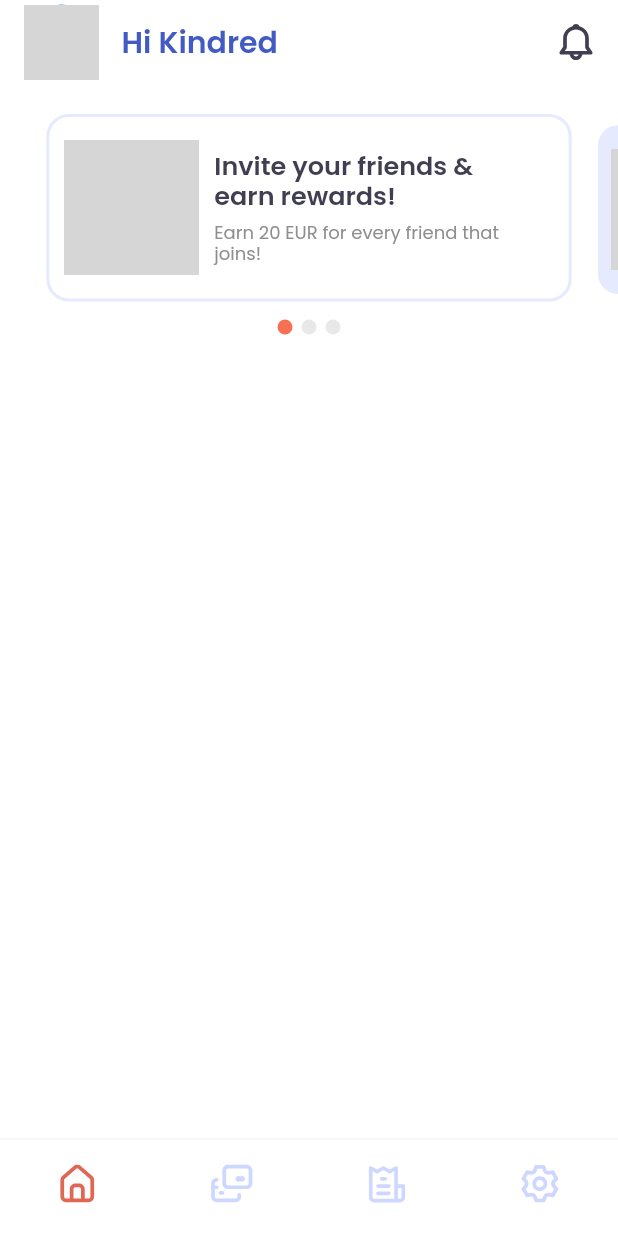
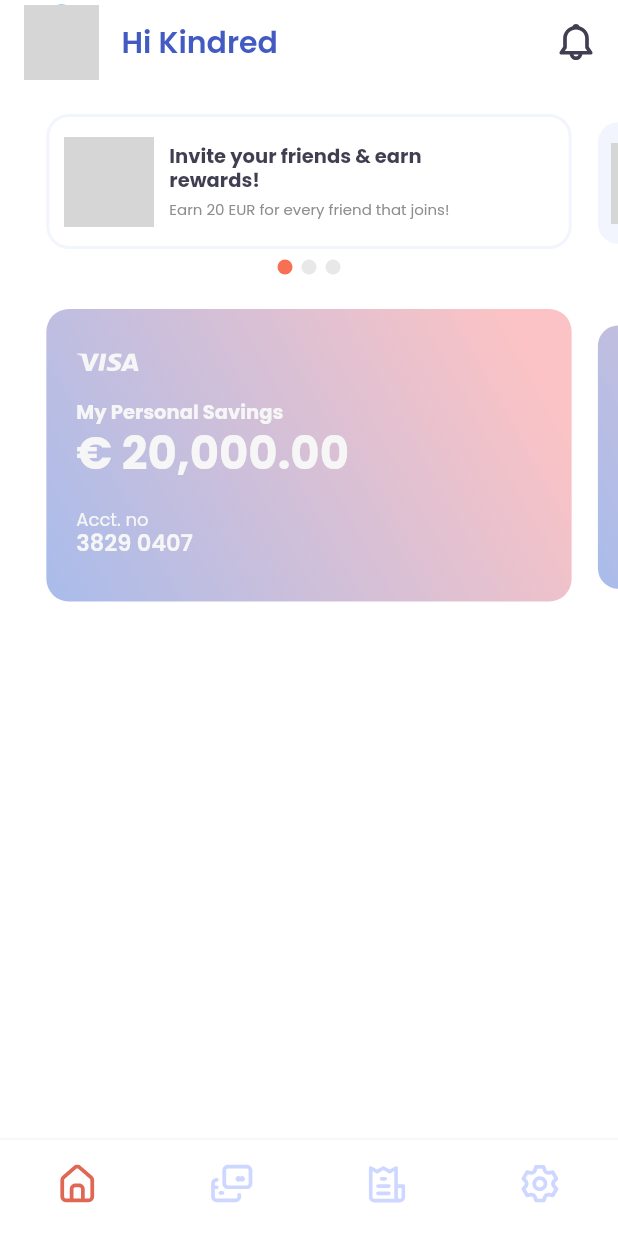
Before and after one commit to kin-mynthone/mynthone, a Flutter app: the SelectAccountView screen opened by its route, after a tap on "Account 1", on a phone screen of 412 x 824 dp. Run offline on Flutter 3.47's test engine with Material 3 defaults, Android fonts, the phone set to English and light mode, and no system bars; drawn by our look-alikes of card_swiper, flutter_inner_drawer; our stand-ins replace cloud_firestore, device_preview, firebase_auth, firebase_core, flutter_dotenv, flutter_form_builder and 10 more; missing offline and left inert: fl_country_code_picker; accounts and stored records are empty; network calls fail; grey boxes are pictures that could not be loaded.

Commit message:
add debit cards

```diff
--- a/lib/app/features/home/controllers/home_controller.dart
+++ b/lib/app/features/home/controllers/home_controller.dart
@@ -1,4 +1,5 @@
 import 'package:get/get.dart';
+import 'package:mynthone/app/models/debit_model.dart';
 
 import '../../../models/announcement_model.dart';
 
@@ -17,20 +18,24 @@ class HomeController extends GetxController {
   final _announcement = <Announcement>[].obs;
   List<Announcement> get announcement => _announcement;
 
+  final _debitCards = <DebitCards>[].obs;
+  List<DebitCards> get debitCards => _debitCards;
+
   String get currentState =>
       'HomeController(status: ${_status.value},  errorMessage: ${_errorMessage.value}, )';
 
   @override
   void onInit() {
     super.onInit();
-    _fetchAnnouncement();
+    _fetchAnnouncements();
+    _fetchDebitCards();
   }
 
-  Future<void> _fetchAnnouncement() async {
+  Future<void> _fetchAnnouncements() async {
     _status.value = HomeStatus.loading;
     try {
       await Future.delayed(const Duration(seconds: 1));
-      final eventsFromServer = [
+      final announcementFromServer = [
         Announcement(
             id: '1',
             title: 'Invite your friends & earn rewards!',
@@ -47,7 +52,61 @@ class HomeController extends GetxController {
             description: 'Earn 20 EUR for every friend that joins!',
             imageUrl: ''),
       ];
-      _announcement.value = eventsFromServer;
+      _announcement.value = announcementFromServer;
+      _status.value = HomeStatus.succeeded;
+    } catch (e) {
+      _errorMessage.value = 'Error description here';
+      _status.value = HomeStatus.error;
+    }
+  }
+
+  Future<void> _fetchDebitCards() async {
+    _status.value = HomeStatus.loading;
+    try {
+      await Future.delayed(const Duration(seconds: 1));
+      final debitCardsFromServer = [
+        DebitCards(
+          id: '1',
+          cardName: 'My Personal Savings',
+          accountNumber: '3829 0407',
+          currency: '€',
+          amount: '20,000.00',
+          iconUrl: '',
+          validity: '07/27',
+          cvv: '124',
+        ),
+        DebitCards(
+          id: '2',
+          cardName: 'My Personal Savings',
+          accountNumber: '3829 0407',
+          currency: '€',
+          amount: '20,000.00',
+          iconUrl: '',
+          validity: '07/27',
+          cvv: '124',
+        ),
+        DebitCards(
+          id: '3',
+          cardName: 'My Personal Savings',
+          accountNumber: '3829 0407',
+          currency: '€',
+          amount: '20,000.00',
+          iconUrl: '',
+          validity: '07/27',
+          cvv: '124',
+        ),
+        DebitCards(
+          id: '4',
+          cardName: 'My Personal Savings',
+          accountNumber: '3829 0407',
+          currency: '€',
+          amount: '20,000.00',
+          iconUrl: '',
+          validity: '07/27',
+          cvv: '124',
+        ),
+      ];
+      _debitCards.value = debitCardsFromServer;
       _status.value = HomeStatus.succeeded;
     } catch (e) {
       _errorMessage.value = 'Error description here';
--- a/lib/app/features/home/views/home_view.dart
+++ b/lib/app/features/home/views/home_view.dart
@@ -12,7 +12,8 @@ import '../../../themes/app_colors.dart';
 import '../../../widgets/custom_text_widget.dart';
 import '../controllers/home_controller.dart';
 
-part '../widgets/announcement_widget.dart';
+part '../widgets/announcement_list_widget.dart';
+part '../widgets/cards_list_widget.dart';
 
 class HomeView extends GetView<HomeController> {
   const HomeView({super.key});
@@ -38,7 +39,8 @@ class HomeView extends GetView<HomeController> {
           mainAxisAlignment: MainAxisAlignment.start,
           crossAxisAlignment: CrossAxisAlignment.center,
           children: [
-            _AnnouncementWidget(),
+            _AnnouncementListWidget(),
+            _CardsListWidget(),
           ],
         ),
       ),
--- a/lib/app/features/home/widgets/announcement_widget.dart
+++ b/lib/app/features/home/widgets/announcement_list_widget.dart
@@ -1,7 +1,7 @@
 part of '../views/home_view.dart';
 
-class _AnnouncementWidget extends GetView<HomeController> {
-  const _AnnouncementWidget();
+class _AnnouncementListWidget extends GetView<HomeController> {
+  const _AnnouncementListWidget();
 
   @override
   Widget build(BuildContext context) {
@@ -9,7 +9,7 @@ class _AnnouncementWidget extends GetView<HomeController> {
       () => Padding(
         padding: const EdgeInsets.symmetric(vertical: 20),
         child: SizedBox(
-          height: 150,
+          height: 110,
           child: Swiper(
             itemBuilder: (BuildContext context, int index) {
               return _AnnouncementCardWidget(
@@ -17,12 +17,11 @@ class _AnnouncementWidget extends GetView<HomeController> {
               );
             },
             itemCount: controller.announcement.length,
-            autoplay: true,
             loop: false,
             viewportFraction: 0.85,
             scale: 0.9,
             pagination: const SwiperPagination(
-              margin: EdgeInsets.only(top: 100),
+              margin: EdgeInsets.only(top: 90),
               builder: DotSwiperPaginationBuilder(
                 color: AppColors.hE8E8E8,
                 activeColor: AppColors.hF87054,
@@ -44,7 +43,7 @@ class _AnnouncementCardWidget extends GetView<HomeController> {
   Widget build(BuildContext context) {
     final announcement = controller.announcement[index];
     return Padding(
-      padding: const EdgeInsets.only(bottom: 25),
+      padding: const EdgeInsets.only(bottom: 20),
       child: Container(
         padding: const EdgeInsets.symmetric(horizontal: 10),
         decoration: index == 0
@@ -52,19 +51,19 @@ class _AnnouncementCardWidget extends GetView<HomeController> {
                 color: Colors.white,
                 borderRadius: BorderRadius.circular(15),
                 border: Border.all(
-                  color: AppColors.hE5EAFF,
+                  color: AppColors.hF2F4FE,
                   width: 2,
                 ),
               )
             : BoxDecoration(
-                color: AppColors.hE5EAFF,
+                color: AppColors.hF2F4FE,
                 borderRadius: BorderRadius.circular(15),
               ),
         child: Row(
           children: [
             SizedBox(
-              height: 90,
-              width: 90,
+              height: 60,
+              width: 60,
               child: Image.network(
                 'https://firebasestorage.googleapis.com/v0/b/mynthone-dev.appspot.com/o/gift.png?alt=media&token=4abad1fe-9675-4bb1-a76c-dd3be63521d0', // Replace with your actual image URL
                 loadingBuilder: (BuildContext context, Widget child,
@@ -86,7 +85,7 @@ class _AnnouncementCardWidget extends GetView<HomeController> {
               width: 10,
             ),
             SizedBox(
-              width: 210,
+              width: 230,
               child: Column(
                 mainAxisAlignment: MainAxisAlignment.center,
                 crossAxisAlignment: CrossAxisAlignment.start,
@@ -94,17 +93,17 @@ class _AnnouncementCardWidget extends GetView<HomeController> {
                   CustomTextWidget(
                     text: announcement.title,
                     color: AppColors.h403E51,
-                    fontWeight: FontWeight.w600,
-                    fontSize: 17,
+                    fontWeight: FontWeight.w700,
+                    fontSize: 13,
                   ),
                   const SizedBox(
-                    height: 8,
+                    height: 5,
                   ),
                   CustomTextWidget(
                     text: announcement.description,
                     color: AppColors.h8E8E8E,
                     fontWeight: FontWeight.normal,
-                    fontSize: 12,
+                    fontSize: 10,
                   ),
                 ],
               ),
--- /dev/null
+++ b/lib/app/features/home/widgets/cards_list_widget.dart
@@ -0,0 +1,109 @@
+part of '../views/home_view.dart';
+
+class _CardsListWidget extends GetView<HomeController> {
+  const _CardsListWidget();
+
+  @override
+  Widget build(BuildContext context) {
+    return Obx(
+      () => SizedBox(
+        height: 220,
+        child: Swiper(
+          itemBuilder: (BuildContext context, int index) {
+            return _CardsWidget(
+              index: index,
+            );
+          },
+          itemCount: controller.debitCards.length,
+          viewportFraction: 0.85,
+          loop: false,
+          scale: 0.9,
+          onTap: (index) {},
+        ),
+      ),
+    );
+  }
+}
+
+class _CardsWidget extends GetView<HomeController> {
+  final int index;
+  const _CardsWidget({required this.index});
+
+  @override
+  Widget build(BuildContext context) {
+    final debitCards = controller.debitCards[index];
+    return Padding(
+      padding: const EdgeInsets.only(bottom: 25),
+      child: Container(
+        padding: const EdgeInsets.symmetric(horizontal: 20),
+        decoration: BoxDecoration(
+          gradient: LinearGradient(
+              begin: Alignment.topRight,
+              end: Alignment.bottomLeft,
+              colors: [
+                Color(int.parse(0xFFFBC3C5.toString())),
+                Color(int.parse(0xFFA9BCEB.toString())),
+              ],
+              stops: const [
+                0.1,
+                1
+              ]),
+          borderRadius: BorderRadius.circular(15),
+        ),
+        child: Column(
+          mainAxisAlignment: MainAxisAlignment.center,
+          crossAxisAlignment: CrossAxisAlignment.start,
+          children: [
+            SvgPicture.asset(
+              AssetPath.visa,
+              colorFilter: const ColorFilter.mode(
+                AppColors.hF6F6F6,
+                BlendMode.modulate, // Blend mode
+              ),
+              height: 12,
+            ),
+            const SizedBox(
+              height: 20,
+            ),
+            SizedBox(
+              width: 210,
+              child: Column(
+                mainAxisAlignment: MainAxisAlignment.center,
+                crossAxisAlignment: CrossAxisAlignment.start,
+                children: [
+                  CustomTextWidget(
+                    text: debitCards.cardName,
+                    color: AppColors.hF6F6F6,
+                    fontWeight: FontWeight.w700,
+                    fontSize: 13,
+                  ),
+                  CustomTextWidget(
+                    text: '${debitCards.currency} ${debitCards.amount}',
+                    color: AppColors.hF6F6F6,
+                    fontWeight: FontWeight.w700,
+                    fontSize: 30,
+                  ),
+                  const SizedBox(
+                    height: 20,
+                  ),
+                  const CustomTextWidget(
+                    text: 'Acct. no',
+                    color: AppColors.hF6F6F6,
+                    fontWeight: FontWeight.normal,
+                    fontSize: 12,
+                  ),
+                  CustomTextWidget(
+                    text: debitCards.accountNumber,
+                    color: AppColors.hF6F6F6,
+                    fontWeight: FontWeight.w600,
+                    fontSize: 15,
+                  ),
+                ],
+              ),
+            ),
+          ],
+        ),
+      ),
+    );
+  }
+}
--- a/lib/app/helpers/asset_path_helper.dart
+++ b/lib/app/helpers/asset_path_helper.dart
@@ -7,6 +7,8 @@ class AssetPath {
   static const eyeSlash = '$_imageSvgPath/eye_slash.svg';
   static const verified = '$_imageSvgPath/verified.svg';
   static const notification = '$_imageSvgPath/notification.svg';
+  static const visa = '$_imageSvgPath/visa.svg';
+  static const flip = '$_imageSvgPath/flip.svg';
 
   // Introduction
   static const introBg = '$_imageMainPath/intro_bg.png';
--- /dev/null
+++ b/lib/app/models/debit_model.dart
@@ -0,0 +1,50 @@
+class DebitCards {
+  final String id;
+  final String cardName;
+  final String accountNumber;
+  final String currency;
+  final String amount;
+  final String iconUrl;
+  final String validity;
+  final String cvv;
+
+  DebitCards({
+    required this.id,
+    required this.cardName,
+    required this.accountNumber,
+    required this.currency,
+    required this.amount,
+    required this.iconUrl,
+    required this.validity,
+    required this.cvv,
+  });
+
+  Map<String, dynamic> toMap() {
+    return <String, dynamic>{
+      'id': id,
+      'cardName': cardName,
+      'accountNumber': accountNumber,
+      'currency': currency,
+      'amount': amount,
+      'validity': validity,
+      'cvv': cvv,
+    };
+  }
+
+  factory DebitCards.fromMap(Map<String, dynamic> map) {
+    return DebitCards(
+      id: map['id'] as String,
+      cardName: map['name'] as String,
+      accountNumber: map['accountNumber'] as String,
+      currency: map['currency'] as String,
+      amount: map['amount'] as String,
+      iconUrl: map['iconUrl'] as String,
+      validity: map['validity'] as String,
+      cvv: map['cvv'] as String,
+    );
+  }
+
+  @override
+  String toString() =>
+      'Event(id: $id, name: $cardName, accountNumber: $accountNumber, currency: $currency, amount: $amount, iconUrl: $iconUrl, validity: $validity, cvv: $cvv)';
+}
--- a/lib/app/themes/app_colors.dart
+++ b/lib/app/themes/app_colors.dart
@@ -13,6 +13,7 @@ class AppColors {
   static const Color hBDBDBD = Color(0xFFBDBDBD); //inputForm label
   static const Color hD0D0D0 = Color(0xFFD0D0D0); //inputForm border
   static const Color hE8E8E8 = Color(0xFFE8E8E8); //page indicator
+  static const Color hF2F4FE = Color(0xFFF2F4FE); //announcement cards
 
   static const Color hF05C5C = Color(0xFFF05C5C); //negative
   static const Color h7CD0AD = Color(0xFF7CD0AD); //positive
```
Also changed, not shown: assets/svg/flip.svg (added), assets/svg/visa.svg (added).
